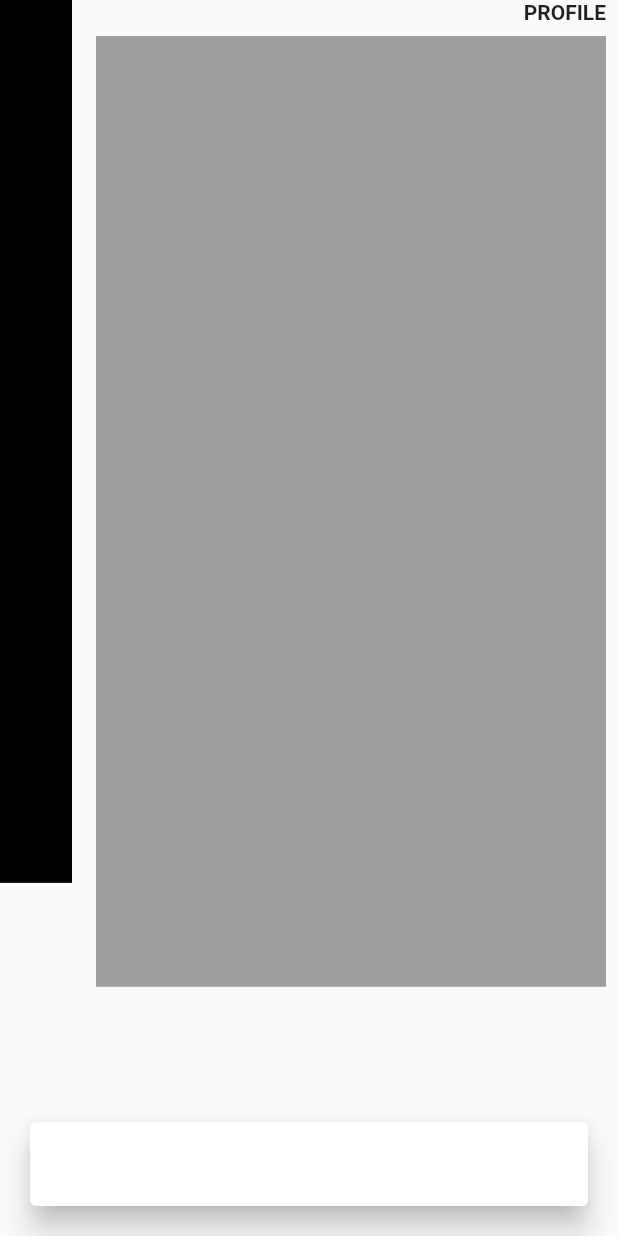
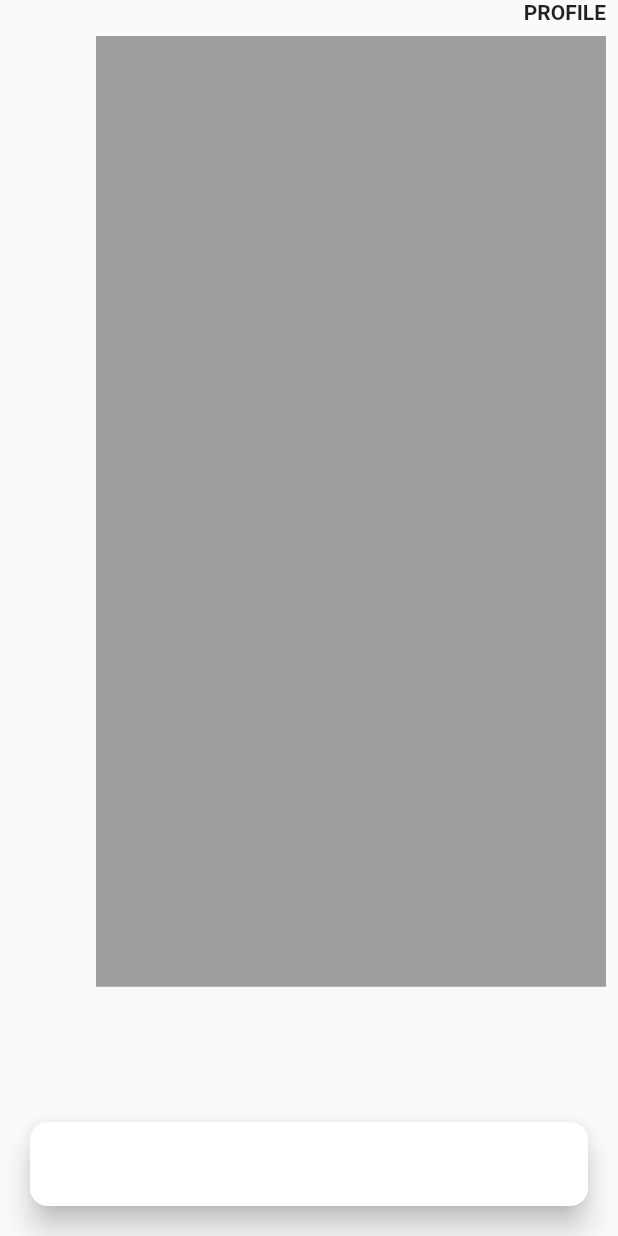
Before and after one commit to JAICHANGPARK/flutter_notebook_11th_story, a Flutter app: the screen it shows after launch, on a phone screen of 412 x 824 dp. Run offline on Flutter 3.47's test engine with Material 2 defaults, Android fonts, the phone set to English and light mode, and no system bars; our stand-ins replace backdrop, badges, flutter_inner_drawer, flutter_slidable, flutter_swiper, google_fonts.

Commit message:
Update food_bill_home_page.dart

```diff
--- a/lib/ep714_food_bill_app/ui/food_bill_home_page.dart
+++ b/lib/ep714_food_bill_app/ui/food_bill_home_page.dart
@@ -32,9 +32,9 @@ class _FoodBillHomePageState extends State<FoodBillHomePage> {
             Positioned(
               child: Container(
                 width: 48,
-                color: Colors.black,
                 height: MediaQuery.of(context).size.height / 1.4,
                 child: Column(
+                  mainAxisSize: MainAxisSize.max,
                   children: [
                     Expanded(child: Container()),
                     Expanded(child: Container()),
@@ -54,6 +54,9 @@ class _FoodBillHomePageState extends State<FoodBillHomePage> {
               child: SizedBox(
                   height: 64,
                   child: Card(
+                    shape: RoundedRectangleBorder(
+                      borderRadius: BorderRadius.circular(12)
+                    ),
                     elevation: 8,
                     child: Row(
                       children: [],
```
